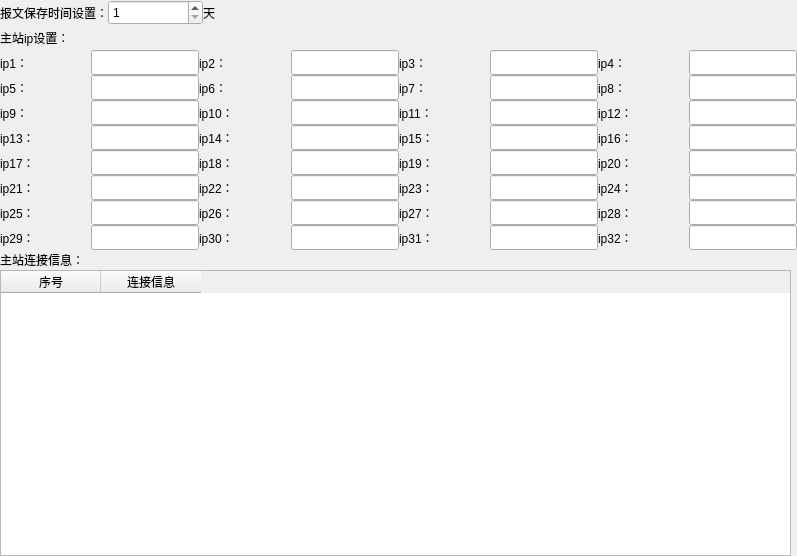
Above: paraconfig.ui from YongGuangLi/AlarmDisplay before the change. Below: the same form after it.
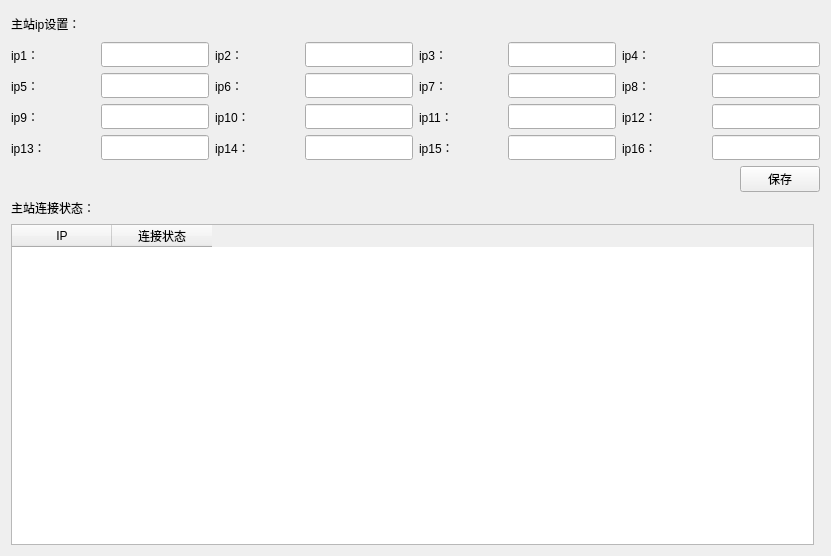
That is the form after the change.

What changed in the file:
```diff
--- a/paraconfig.ui
+++ b/paraconfig.ui
@@ -6,123 +6,51 @@
    <rect>
     <x>0</x>
     <y>0</y>
-    <width>797</width>
+    <width>831</width>
     <height>556</height>
    </rect>
   </property>
   <property name="windowTitle">
    <string>ParaConfig</string>
   </property>
-  <layout class="QGridLayout" name="gridLayout" rowstretch="1,1,1">
-   <property name="margin">
-    <number>0</number>
-   </property>
-   <property name="spacing">
-    <number>0</number>
-   </property>
+  <layout class="QGridLayout" name="gridLayout">
    <item row="0" column="0">
-    <layout class="QHBoxLayout" name="horizontalLayout">
-     <property name="topMargin">
-      <number>0</number>
-     </property>
-     <property name="rightMargin">
-      <number>0</number>
-     </property>
-     <property name="bottomMargin">
-      <number>0</number>
-     </property>
-     <item>
-      <widget class="QLabel" name="label">
-       <property name="sizePolicy">
-        <sizepolicy hsizetype="Expanding" vsizetype="Expanding">
-         <horstretch>0</horstretch>
-         <verstretch>0</verstretch>
-        </sizepolicy>
-       </property>
-       <property name="maximumSize">
-        <size>
-         <width>16777215</width>
-         <height>25</height>
-        </size>
-       </property>
-       <property name="text">
-        <string>报文保存时间设置：</string>
-       </property>
-      </widget>
-     </item>
-     <item>
-      <widget class="QSpinBox" name="spinBox">
-       <property name="sizePolicy">
-        <sizepolicy hsizetype="Expanding" vsizetype="Expanding">
-         <horstretch>0</horstretch>
-         <verstretch>0</verstretch>
-        </sizepolicy>
-       </property>
-       <property name="maximumSize">
-        <size>
-         <width>16777215</width>
-         <height>25</height>
-        </size>
-       </property>
-       <property name="minimum">
-        <number>1</number>
-       </property>
-      </widget>
-     </item>
-     <item>
-      <widget class="QLabel" name="label_2">
-       <property name="sizePolicy">
-        <sizepolicy hsizetype="Expanding" vsizetype="Expanding">
-         <horstretch>0</horstretch>
-         <verstretch>0</verstretch>
-        </sizepolicy>
-       </property>
-       <property name="maximumSize">
-        <size>
-         <width>16777215</width>
-         <height>25</height>
-        </size>
-       </property>
-       <property name="text">
-        <string>天</string>
-       </property>
-      </widget>
-     </item>
-     <item>
-      <spacer name="horizontalSpacer">
-       <property name="orientation">
-        <enum>Qt::Horizontal</enum>
-       </property>
-       <property name="sizeHint" stdset="0">
-        <size>
-         <width>500</width>
-         <height>20</height>
-        </size>
-       </property>
-      </spacer>
-     </item>
-    </layout>
-   </item>
-   <item row="1" column="0">
     <layout class="QVBoxLayout" name="verticalLayout_2">
      <item>
-      <widget class="QLabel" name="label_4">
-       <property name="sizePolicy">
-        <sizepolicy hsizetype="Expanding" vsizetype="Expanding">
-         <horstretch>0</horstretch>
-         <verstretch>0</verstretch>
-        </sizepolicy>
-       </property>
-       <property name="maximumSize">
-        <size>
-         <width>16777215</width>
-         <height>25</height>
-        </size>
-       </property>
-       <property name="text">
-        <string>主站ip设置：</string>
-       </property>
-      </widget>
+      <layout class="QHBoxLayout" name="horizontalLayout_6">
+       <item>
+        <widget class="QLabel" name="label_4">
+         <property name="sizePolicy">
+          <sizepolicy hsizetype="Expanding" vsizetype="Expanding">
+           <horstretch>0</horstretch>
+           <verstretch>0</verstretch>
+          </sizepolicy>
+         </property>
+         <property name="maximumSize">
+          <size>
+           <width>16777215</width>
+           <height>25</height>
+          </size>
+         </property>
+         <property name="text">
+          <string>主站ip设置：</string>
+         </property>
+        </widget>
+       </item>
+       <item>
+        <spacer name="horizontalSpacer">
+         <property name="orientation">
+          <enum>Qt::Horizontal</enum>
+         </property>
+         <property name="sizeHint" stdset="0">
+          <size>
+           <width>40</width>
+           <height>20</height>
+          </size>
+         </property>
+        </spacer>
+       </item>
+      </layout>
      </item>
      <item>
       <layout class="QHBoxLayout" name="horizontalLayout_2">
@@ -290,7 +218,7 @@
         </widget>
        </item>
        <item>
-        <widget class="QLineEdit" name="lineEdit_8">
+        <widget class="QLineEdit" name="lineEdit_5">
          <property name="sizePolicy">
           <sizepolicy hsizetype="Expanding" vsizetype="Expanding">
            <horstretch>0</horstretch>
@@ -325,7 +253,7 @@
         </widget>
        </item>
        <item>
-        <widget class="QLineEdit" name="lineEdit_7">
+        <widget class="QLineEdit" name="lineEdit_6">
          <property name="sizePolicy">
           <sizepolicy hsizetype="Expanding" vsizetype="Expanding">
            <horstretch>0</horstretch>
@@ -360,7 +288,7 @@
         </widget>
        </item>
        <item>
-        <widget class="QLineEdit" name="lineEdit_6">
+        <widget class="QLineEdit" name="lineEdit_7">
          <property name="sizePolicy">
           <sizepolicy hsizetype="Expanding" vsizetype="Expanding">
            <horstretch>0</horstretch>
@@ -395,7 +323,7 @@
         </widget>
        </item>
        <item>
-        <widget class="QLineEdit" name="lineEdit_5">
+        <widget class="QLineEdit" name="lineEdit_8">
          <property name="sizePolicy">
           <sizepolicy hsizetype="Expanding" vsizetype="Expanding">
            <horstretch>0</horstretch>
@@ -434,7 +362,7 @@
         </widget>
        </item>
        <item>
-        <widget class="QLineEdit" name="lineEdit_16">
+        <widget class="QLineEdit" name="lineEdit_9">
          <property name="sizePolicy">
           <sizepolicy hsizetype="Expanding" vsizetype="Expanding">
            <horstretch>0</horstretch>
@@ -469,7 +397,7 @@
         </widget>
        </item>
        <item>
-        <widget class="QLineEdit" name="lineEdit_12">
+        <widget class="QLineEdit" name="lineEdit_10">
          <property name="sizePolicy">
           <sizepolicy hsizetype="Expanding" vsizetype="Expanding">
            <horstretch>0</horstretch>
@@ -504,7 +432,7 @@
         </widget>
        </item>
        <item>
-        <widget class="QLineEdit" name="lineEdit_10">
+        <widget class="QLineEdit" name="lineEdit_11">
          <property name="sizePolicy">
           <sizepolicy hsizetype="Expanding" vsizetype="Expanding">
            <horstretch>0</horstretch>
@@ -539,7 +467,7 @@
         </widget>
        </item>
        <item>
-        <widget class="QLineEdit" name="lineEdit_14">
+        <widget class="QLineEdit" name="lineEdit_12">
          <property name="sizePolicy">
           <sizepolicy hsizetype="Expanding" vsizetype="Expanding">
            <horstretch>0</horstretch>
@@ -578,7 +506,7 @@
         </widget>
        </item>
        <item>
-        <widget class="QLineEdit" name="lineEdit_9">
+        <widget class="QLineEdit" name="lineEdit_13">
          <property name="sizePolicy">
           <sizepolicy hsizetype="Expanding" vsizetype="Expanding">
            <horstretch>0</horstretch>
@@ -613,7 +541,7 @@
         </widget>
        </item>
        <item>
-        <widget class="QLineEdit" name="lineEdit_13">
+        <widget class="QLineEdit" name="lineEdit_14">
          <property name="sizePolicy">
           <sizepolicy hsizetype="Expanding" vsizetype="Expanding">
            <horstretch>0</horstretch>
@@ -648,7 +576,7 @@
         </widget>
        </item>
        <item>
-        <widget class="QLineEdit" name="lineEdit_11">
+        <widget class="QLineEdit" name="lineEdit_15">
          <property name="sizePolicy">
           <sizepolicy hsizetype="Expanding" vsizetype="Expanding">
            <horstretch>0</horstretch>
@@ -683,7 +611,7 @@
         </widget>
        </item>
        <item>
-        <widget class="QLineEdit" name="lineEdit_15">
+        <widget class="QLineEdit" name="lineEdit_16">
          <property name="sizePolicy">
           <sizepolicy hsizetype="Expanding" vsizetype="Expanding">
            <horstretch>0</horstretch>
@@ -701,576 +629,24 @@
       </layout>
      </item>
      <item>
-      <layout class="QHBoxLayout" name="horizontalLayout_6">
+      <layout class="QHBoxLayout" name="horizontalLayout">
        <item>
-        <widget class="QLabel" name="label_34">
-         <property name="sizePolicy">
-          <sizepolicy hsizetype="Expanding" vsizetype="Expanding">
-           <horstretch>0</horstretch>
-           <verstretch>0</verstretch>
-          </sizepolicy>
+        <spacer name="horizontalSpacer_2">
+         <property name="orientation">
+          <enum>Qt::Horizontal</enum>
          </property>
-         <property name="maximumSize">
+         <property name="sizeHint" stdset="0">
           <size>
-           <width>16777215</width>
-           <height>25</height>
+           <width>40</width>
+           <height>20</height>
           </size>
          </property>
-         <property name="text">
-          <string>ip17：</string>
-         </property>
-        </widget>
+        </spacer>
        </item>
        <item>
-        <widget class="QLineEdit" name="lineEdit_32">
-         <property name="sizePolicy">
-          <sizepolicy hsizetype="Expanding" vsizetype="Expanding">
-           <horstretch>0</horstretch>
-           <verstretch>0</verstretch>
-          </sizepolicy>
-         </property>
-         <property name="maximumSize">
-          <size>
-           <width>16777215</width>
-           <height>25</height>
-          </size>
-         </property>
-        </widget>
-       </item>
-       <item>
-        <widget class="QLabel" name="label_22">
-         <property name="sizePolicy">
-          <sizepolicy hsizetype="Expanding" vsizetype="Expanding">
-           <horstretch>0</horstretch>
-           <verstretch>0</verstretch>
-          </sizepolicy>
-         </property>
-         <property name="maximumSize">
-          <size>
-           <width>16777215</width>
-           <height>25</height>
-          </size>
-         </property>
+        <widget class="QPushButton" name="pushButton_save">
          <property name="text">
-          <string>ip18：</string>
-         </property>
-        </widget>
-       </item>
-       <item>
-        <widget class="QLineEdit" name="lineEdit_26">
-         <property name="sizePolicy">
-          <sizepolicy hsizetype="Expanding" vsizetype="Expanding">
-           <horstretch>0</horstretch>
-           <verstretch>0</verstretch>
-          </sizepolicy>
-         </property>
-         <property name="maximumSize">
-          <size>
-           <width>16777215</width>
-           <height>25</height>
-          </size>
-         </property>
-        </widget>
-       </item>
-       <item>
-        <widget class="QLabel" name="label_21">
-         <property name="sizePolicy">
-          <sizepolicy hsizetype="Expanding" vsizetype="Expanding">
-           <horstretch>0</horstretch>
-           <verstretch>0</verstretch>
-          </sizepolicy>
-         </property>
-         <property name="maximumSize">
-          <size>
-           <width>16777215</width>
-           <height>25</height>
-          </size>
-         </property>
-         <property name="text">
-          <string>ip19：</string>
-         </property>
-        </widget>
-       </item>
-       <item>
-        <widget class="QLineEdit" name="lineEdit_23">
-         <property name="sizePolicy">
-          <sizepolicy hsizetype="Expanding" vsizetype="Expanding">
-           <horstretch>0</horstretch>
-           <verstretch>0</verstretch>
-          </sizepolicy>
-         </property>
-         <property name="maximumSize">
-          <size>
-           <width>16777215</width>
-           <height>25</height>
-          </size>
-         </property>
-        </widget>
-       </item>
-       <item>
-        <widget class="QLabel" name="label_27">
-         <property name="sizePolicy">
-          <sizepolicy hsizetype="Expanding" vsizetype="Expanding">
-           <horstretch>0</horstretch>
-           <verstretch>0</verstretch>
-          </sizepolicy>
-         </property>
-         <property name="maximumSize">
-          <size>
-           <width>16777215</width>
-           <height>25</height>
-          </size>
-         </property>
-         <property name="text">
-          <string>ip20：</string>
-         </property>
-        </widget>
-       </item>
-       <item>
-        <widget class="QLineEdit" name="lineEdit_25">
-         <property name="sizePolicy">
-          <sizepolicy hsizetype="Expanding" vsizetype="Expanding">
-           <horstretch>0</horstretch>
-           <verstretch>0</verstretch>
-          </sizepolicy>
-         </property>
-         <property name="maximumSize">
-          <size>
-           <width>16777215</width>
-           <height>25</height>
-          </size>
-         </property>
-        </widget>
-       </item>
-      </layout>
-     </item>
-     <item>
-      <layout class="QHBoxLayout" name="horizontalLayout_7">
-       <item>
-        <widget class="QLabel" name="label_24">
-         <property name="sizePolicy">
-          <sizepolicy hsizetype="Expanding" vsizetype="Expanding">
-           <horstretch>0</horstretch>
-           <verstretch>0</verstretch>
-          </sizepolicy>
-         </property>
-         <property name="maximumSize">
-          <size>
-           <width>16777215</width>
-           <height>25</height>
-          </size>
-         </property>
-         <property name="text">
-          <string>ip21：</string>
-         </property>
-        </widget>
-       </item>
-       <item>
-        <widget class="QLineEdit" name="lineEdit_29">
-         <property name="sizePolicy">
-          <sizepolicy hsizetype="Expanding" vsizetype="Expanding">
-           <horstretch>0</horstretch>
-           <verstretch>0</verstretch>
-          </sizepolicy>
-         </property>
-         <property name="maximumSize">
-          <size>
-           <width>16777215</width>
-           <height>25</height>
-          </size>
-         </property>
-        </widget>
-       </item>
-       <item>
-        <widget class="QLabel" name="label_36">
-         <property name="sizePolicy">
-          <sizepolicy hsizetype="Expanding" vsizetype="Expanding">
-           <horstretch>0</horstretch>
-           <verstretch>0</verstretch>
-          </sizepolicy>
-         </property>
-         <property name="maximumSize">
-          <size>
-           <width>16777215</width>
-           <height>25</height>
-          </size>
-         </property>
-         <property name="text">
-          <string>ip22：</string>
-         </property>
-        </widget>
-       </item>
-       <item>
-        <widget class="QLineEdit" name="lineEdit_22">
-         <property name="sizePolicy">
-          <sizepolicy hsizetype="Expanding" vsizetype="Expanding">
-           <horstretch>0</horstretch>
-           <verstretch>0</verstretch>
-          </sizepolicy>
-         </property>
-         <property name="maximumSize">
-          <size>
-           <width>16777215</width>
-           <height>25</height>
-          </size>
-         </property>
-        </widget>
-       </item>
-       <item>
-        <widget class="QLabel" name="label_33">
-         <property name="sizePolicy">
-          <sizepolicy hsizetype="Expanding" vsizetype="Expanding">
-           <horstretch>0</horstretch>
-           <verstretch>0</verstretch>
-          </sizepolicy>
-         </property>
-         <property name="maximumSize">
-          <size>
-           <width>16777215</width>
-           <height>25</height>
-          </size>
-         </property>
-         <property name="text">
-          <string>ip23：</string>
-         </property>
-        </widget>
-       </item>
-       <item>
-        <widget class="QLineEdit" name="lineEdit_27">
-         <property name="sizePolicy">
-          <sizepolicy hsizetype="Expanding" vsizetype="Expanding">
-           <horstretch>0</horstretch>
-           <verstretch>0</verstretch>
-          </sizepolicy>
-         </property>
-         <property name="maximumSize">
-          <size>
-           <width>16777215</width>
-           <height>25</height>
-          </size>
-         </property>
-        </widget>
-       </item>
-       <item>
-        <widget class="QLabel" name="label_25">
-         <property name="sizePolicy">
-          <sizepolicy hsizetype="Expanding" vsizetype="Expanding">
-           <horstretch>0</horstretch>
-           <verstretch>0</verstretch>
-          </sizepolicy>
-         </property>
-         <property name="maximumSize">
-          <size>
-           <width>16777215</width>
-           <height>25</height>
-          </size>
-         </property>
-         <property name="text">
-          <string>ip24：</string>
-         </property>
-        </widget>
-       </item>
-       <item>
-        <widget class="QLineEdit" name="lineEdit_31">
-         <property name="sizePolicy">
-          <sizepolicy hsizetype="Expanding" vsizetype="Expanding">
-           <horstretch>0</horstretch>
-           <verstretch>0</verstretch>
-          </sizepolicy>
-         </property>
-         <property name="maximumSize">
-          <size>
-           <width>16777215</width>
-           <height>25</height>
-          </size>
-         </property>
-        </widget>
-       </item>
-      </layout>
-     </item>
-     <item>
-      <layout class="QHBoxLayout" name="horizontalLayout_8">
-       <item>
-        <widget class="QLabel" name="label_32">
-         <property name="sizePolicy">
-          <sizepolicy hsizetype="Expanding" vsizetype="Expanding">
-           <horstretch>0</horstretch>
-           <verstretch>0</verstretch>
-          </sizepolicy>
-         </property>
-         <property name="maximumSize">
-          <size>
-           <width>16777215</width>
-           <height>25</height>
-          </size>
-         </property>
-         <property name="text">
-          <string>ip25：</string>
-         </property>
-        </widget>
-       </item>
-       <item>
-        <widget class="QLineEdit" name="lineEdit_17">
-         <property name="sizePolicy">
-          <sizepolicy hsizetype="Expanding" vsizetype="Expanding">
-           <horstretch>0</horstretch>
-           <verstretch>0</verstretch>
-          </sizepolicy>
-         </property>
-         <property name="maximumSize">
-          <size>
-           <width>16777215</width>
-           <height>25</height>
-          </size>
-         </property>
-        </widget>
-       </item>
-       <item>
-        <widget class="QLabel" name="label_35">
-         <property name="sizePolicy">
-          <sizepolicy hsizetype="Expanding" vsizetype="Expanding">
-           <horstretch>0</horstretch>
-           <verstretch>0</verstretch>
-          </sizepolicy>
-         </property>
-         <property name="maximumSize">
-          <size>
-           <width>16777215</width>
-           <height>25</height>
-          </size>
-         </property>
-         <property name="text">
-          <string>ip26：</string>
-         </property>
-        </widget>
-       </item>
-       <item>
-        <widget class="QLineEdit" name="lineEdit_21">
-         <property name="sizePolicy">
-          <sizepolicy hsizetype="Expanding" vsizetype="Expanding">
-           <horstretch>0</horstretch>
-           <verstretch>0</verstretch>
-          </sizepolicy>
-         </property>
-         <property name="maximumSize">
-          <size>
-           <width>16777215</width>
-           <height>25</height>
-          </size>
-         </property>
-        </widget>
-       </item>
-       <item>
-        <widget class="QLabel" name="label_26">
-         <property name="sizePolicy">
-          <sizepolicy hsizetype="Expanding" vsizetype="Expanding">
-           <horstretch>0</horstretch>
-           <verstretch>0</verstretch>
-          </sizepolicy>
-         </property>
-         <property name="maximumSize">
-          <size>
-           <width>16777215</width>
-           <height>25</height>
-          </size>
-         </property>
-         <property name="text">
-          <string>ip27：</string>
-         </property>
-        </widget>
-       </item>
-       <item>
-        <widget class="QLineEdit" name="lineEdit_24">
-         <property name="sizePolicy">
-          <sizepolicy hsizetype="Expanding" vsizetype="Expanding">
-           <horstretch>0</horstretch>
-           <verstretch>0</verstretch>
-          </sizepolicy>
-         </property>
-         <property name="maximumSize">
-          <size>
-           <width>16777215</width>
-           <height>25</height>
-          </size>
-         </property>
-        </widget>
-       </item>
-       <item>
-        <widget class="QLabel" name="label_30">
-         <property name="sizePolicy">
-          <sizepolicy hsizetype="Expanding" vsizetype="Expanding">
-           <horstretch>0</horstretch>
-           <verstretch>0</verstretch>
-          </sizepolicy>
-         </property>
-         <property name="maximumSize">
-          <size>
-           <width>16777215</width>
-           <height>25</height>
-          </size>
-         </property>
-         <property name="text">
-          <string>ip28：</string>
-         </property>
-        </widget>
-       </item>
-       <item>
-        <widget class="QLineEdit" name="lineEdit_18">
-         <property name="sizePolicy">
-          <sizepolicy hsizetype="Expanding" vsizetype="Expanding">
-           <horstretch>0</horstretch>
-           <verstretch>0</verstretch>
-          </sizepolicy>
-         </property>
-         <property name="maximumSize">
-          <size>
-           <width>16777215</width>
-           <height>25</height>
-          </size>
-         </property>
-        </widget>
-       </item>
-      </layout>
-     </item>
-     <item>
-      <layout class="QHBoxLayout" name="horizontalLayout_9">
-       <item>
-        <widget class="QLabel" name="label_29">
-         <property name="sizePolicy">
-          <sizepolicy hsizetype="Expanding" vsizetype="Expanding">
-           <horstretch>0</horstretch>
-           <verstretch>0</verstretch>
-          </sizepolicy>
-         </property>
-         <property name="maximumSize">
-          <size>
-           <width>16777215</width>
-           <height>25</height>
-          </size>
-         </property>
-         <property name="text">
-          <string>ip29：</string>
-         </property>
-        </widget>
-       </item>
-       <item>
-        <widget class="QLineEdit" name="lineEdit_28">
-         <property name="sizePolicy">
-          <sizepolicy hsizetype="Expanding" vsizetype="Expanding">
-           <horstretch>0</horstretch>
-           <verstretch>0</verstretch>
-          </sizepolicy>
-         </property>
-         <property name="maximumSize">
-          <size>
-           <width>16777215</width>
-           <height>25</height>
-          </size>
-         </property>
-        </widget>
-       </item>
-       <item>
-        <widget class="QLabel" name="label_28">
-         <property name="sizePolicy">
-          <sizepolicy hsizetype="Expanding" vsizetype="Expanding">
-           <horstretch>0</horstretch>
-           <verstretch>0</verstretch>
-          </sizepolicy>
-         </property>
-         <property name="maximumSize">
-          <size>
-           <width>16777215</width>
-           <height>25</height>
-          </size>
-         </property>
-         <property name="text">
-          <string>ip30：</string>
-         </property>
-        </widget>
-       </item>
-       <item>
-        <widget class="QLineEdit" name="lineEdit_30">
-         <property name="sizePolicy">
-          <sizepolicy hsizetype="Expanding" vsizetype="Expanding">
-           <horstretch>0</horstretch>
-           <verstretch>0</verstretch>
-          </sizepolicy>
-         </property>
-         <property name="maximumSize">
-          <size>
-           <width>16777215</width>
-           <height>25</height>
-          </size>
-         </property>
-        </widget>
-       </item>
-       <item>
-        <widget class="QLabel" name="label_31">
-         <property name="sizePolicy">
-          <sizepolicy hsizetype="Expanding" vsizetype="Expanding">
-           <horstretch>0</horstretch>
-           <verstretch>0</verstretch>
-          </sizepolicy>
-         </property>
-         <property name="maximumSize">
-          <size>
-           <width>16777215</width>
-           <height>25</height>
-          </size>
-         </property>
-         <property name="text">
-          <string>ip31：</string>
-         </property>
-        </widget>
-       </item>
-       <item>
-        <widget class="QLineEdit" name="lineEdit_20">
-         <property name="sizePolicy">
-          <sizepolicy hsizetype="Expanding" vsizetype="Expanding">
-           <horstretch>0</horstretch>
-           <verstretch>0</verstretch>
-          </sizepolicy>
-         </property>
-         <property name="maximumSize">
-          <size>
-           <width>16777215</width>
-           <height>25</height>
-          </size>
-         </property>
-        </widget>
-       </item>
-       <item>
-        <widget class="QLabel" name="label_23">
-         <property name="sizePolicy">
-          <sizepolicy hsizetype="Expanding" vsizetype="Expanding">
-           <horstretch>0</horstretch>
-           <verstretch>0</verstretch>
-          </sizepolicy>
-         </property>
-         <property name="maximumSize">
-          <size>
-           <width>16777215</width>
-           <height>25</height>
-          </size>
-         </property>
-         <property name="text">
-          <string>ip32：</string>
-         </property>
-        </widget>
-       </item>
-       <item>
-        <widget class="QLineEdit" name="lineEdit_19">
-         <property name="sizePolicy">
-          <sizepolicy hsizetype="Expanding" vsizetype="Expanding">
-           <horstretch>0</horstretch>
-           <verstretch>0</verstretch>
-          </sizepolicy>
-         </property>
-         <property name="maximumSize">
-          <size>
-           <width>16777215</width>
-           <height>25</height>
-          </size>
+          <string>保存</string>
          </property>
         </widget>
        </item>
@@ -1278,7 +654,7 @@
      </item>
     </layout>
    </item>
-   <item row="2" column="0">
+   <item row="1" column="0">
     <layout class="QVBoxLayout" name="verticalLayout">
      <property name="rightMargin">
       <number>6</number>
@@ -1298,7 +674,7 @@
         </size>
        </property>
        <property name="text">
-        <string>主站连接信息：</string>
+        <string>主站连接状态：</string>
        </property>
       </widget>
      </item>
@@ -1306,12 +682,12 @@
       <widget class="QTableWidget" name="tableWidget">
        <column>
         <property name="text">
-         <string>序号</string>
+         <string>IP</string>
         </property>
        </column>
        <column>
         <property name="text">
-         <string>连接信息</string>
+         <string>连接状态</string>
         </property>
        </column>
       </widget>
```
